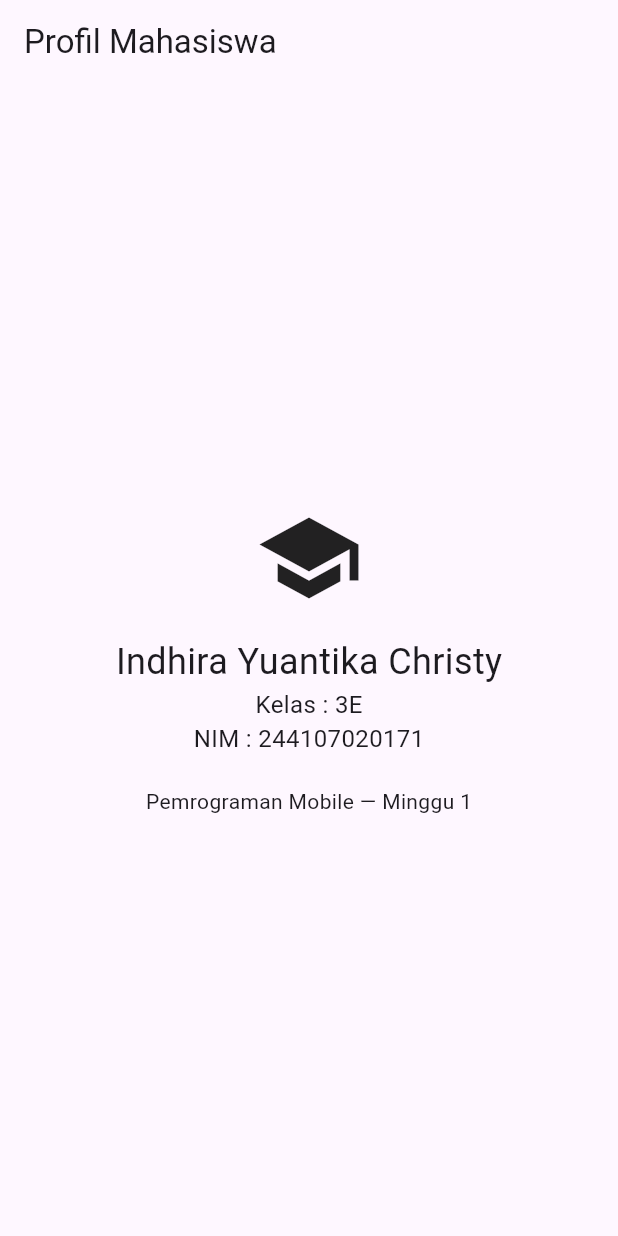
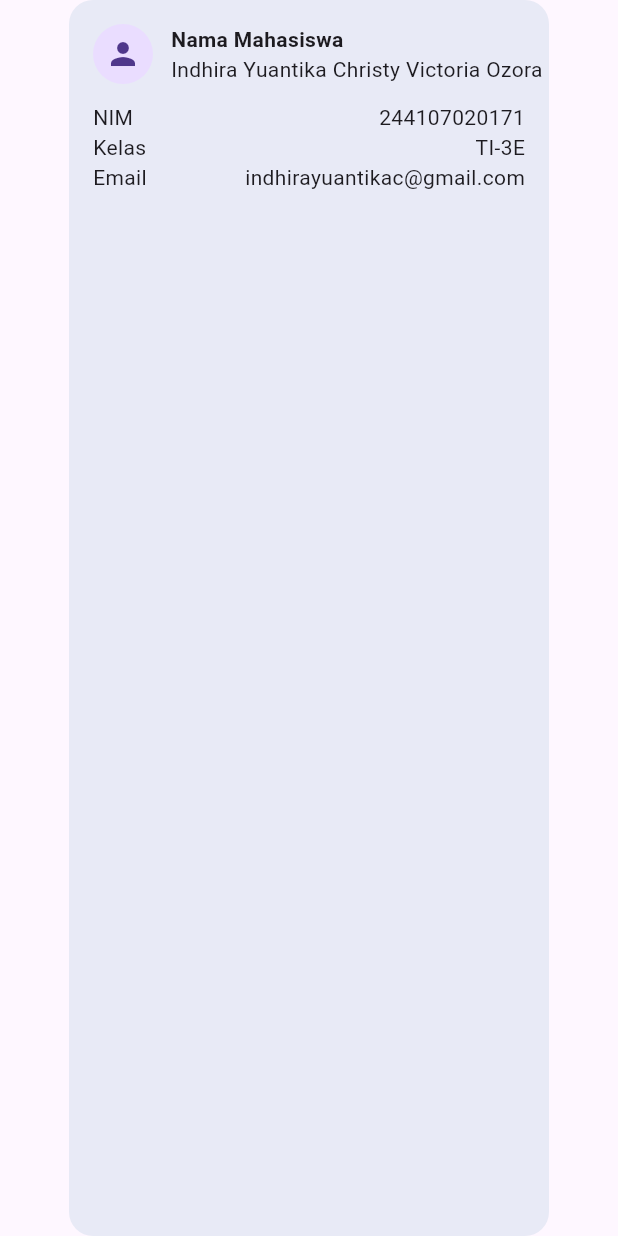
Before and after one commit to Indhirayc/244107020171-mobile-course, a Flutter app: the screen it shows after launch, on a phone screen of 412 x 824 dp. Run offline on Flutter 3.47's test engine with Material 3 defaults, Android fonts, the phone set to English and light mode, and no system bars.

Commit message:
feat: complete week 2 warm-up

```diff
--- a/01-week-1-mobile-development-ecosystem-flutter-refresh/lib/main.dart
+++ b/01-week-1-mobile-development-ecosystem-flutter-refresh/lib/main.dart
@@ -1,48 +1,65 @@
 import 'package:flutter/material.dart';
 
-void main() {
-  runApp(const MyApp());
-}
+void main() => runApp(const ProfileApp());
 
-class MyApp extends StatelessWidget {
-  const MyApp({super.key});
+class ProfileApp extends StatelessWidget {
+  const ProfileApp({super.key});
 
   @override
   Widget build(BuildContext context) {
-    return MaterialApp(
-      title: 'Profil Mahasiswa',
+    return const MaterialApp(
       debugShowCheckedModeBanner: false,
-      theme: ThemeData(
-        colorScheme: .fromSeed(seedColor: Colors.deepPurple),
+      home: Scaffold(
+        body: Center(child: ProfileCard()),
       ),
-      home: const MyHomePage(title: 'Profil Mahasiswa'),
     );
   }
 }
 
-class MyHomePage extends StatelessWidget {
-  const MyHomePage({super.key, required this.title});
-
-  final String title;
+class ProfileCard extends StatelessWidget {
+  const ProfileCard({super.key});
 
   @override
   Widget build(BuildContext context) {
-    return MaterialApp(
-      debugShowCheckedModeBanner: false,
-      home: Scaffold(
-        appBar: AppBar(title: const Text('Profil Mahasiswa')),
-        body: const Center(
-          child: Column(mainAxisSize: MainAxisSize.min, children: [
-            Icon(Icons.school, size: 72),
-            SizedBox(height: 16),
-            Text('Indhira Yuantika Christy', style: TextStyle(fontSize: 24)),
-            Text('Kelas : 3E', style: TextStyle(fontSize: 16 )),
-            Text('NIM : 244107020171', style: TextStyle(fontSize: 16 )),
-            Text('\nPemrograman Mobile — Minggu 1'),
+    return Container(
+      width: 320,
+      padding: const EdgeInsets.all(16),
+      decoration: BoxDecoration(
+        color: Colors.indigo.shade50,
+        borderRadius: BorderRadius.circular(16),
+      ),
+      child: Column(
+        children: [
+          Row(
+            children: [
+              const CircleAvatar(child: Icon(Icons.person)),
+              const SizedBox(width: 12),
+              Column(
+                crossAxisAlignment: CrossAxisAlignment.start,
+                children: const [
+                  Text('Nama Mahasiswa',
+                      style: TextStyle(fontWeight: FontWeight.bold)),
+                  Text('Indhira Yuantika Christy Victoria Ozora'),
+                ],
+              ),
             ],
           ),
-        ),
-      )
+          const SizedBox(height: 12),
+          const Row(children: [
+            Expanded(child: Text('NIM')),
+            Text('244107020171'),
+          ]),
+          const Row(children: [
+            Expanded(child: Text('Kelas')),
+            Text('TI-3E'),
+          ]),
+          const Row(
+            children: [
+              Expanded(child: Text('Email')),
+              Text('indhirayuantikac@gmail.com'),
+            ],)
+        ],
+      ),
     );
   }
 }
```
